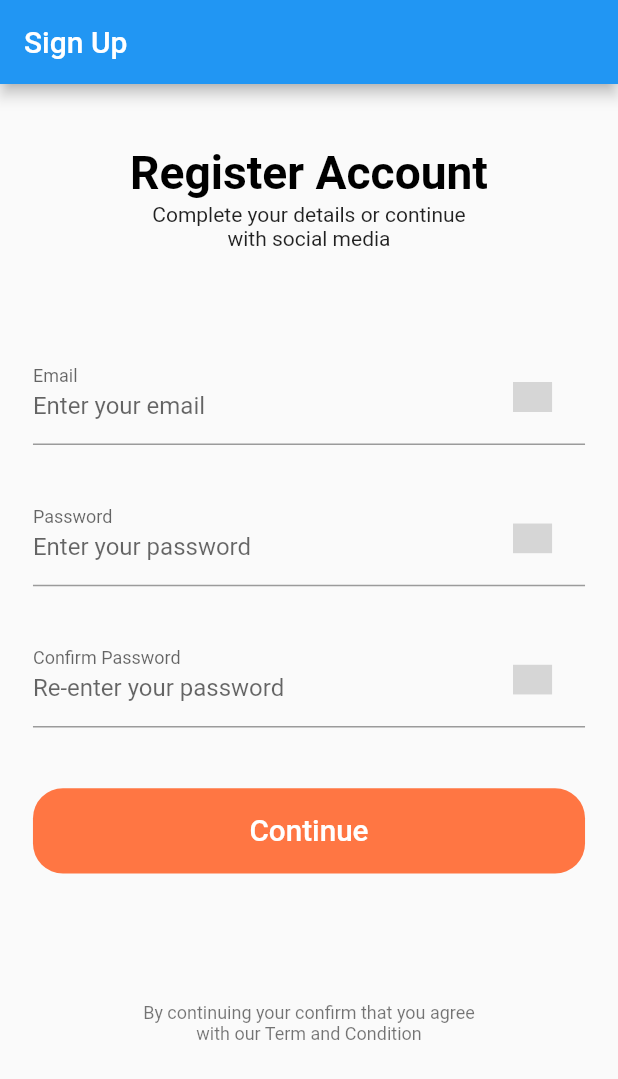
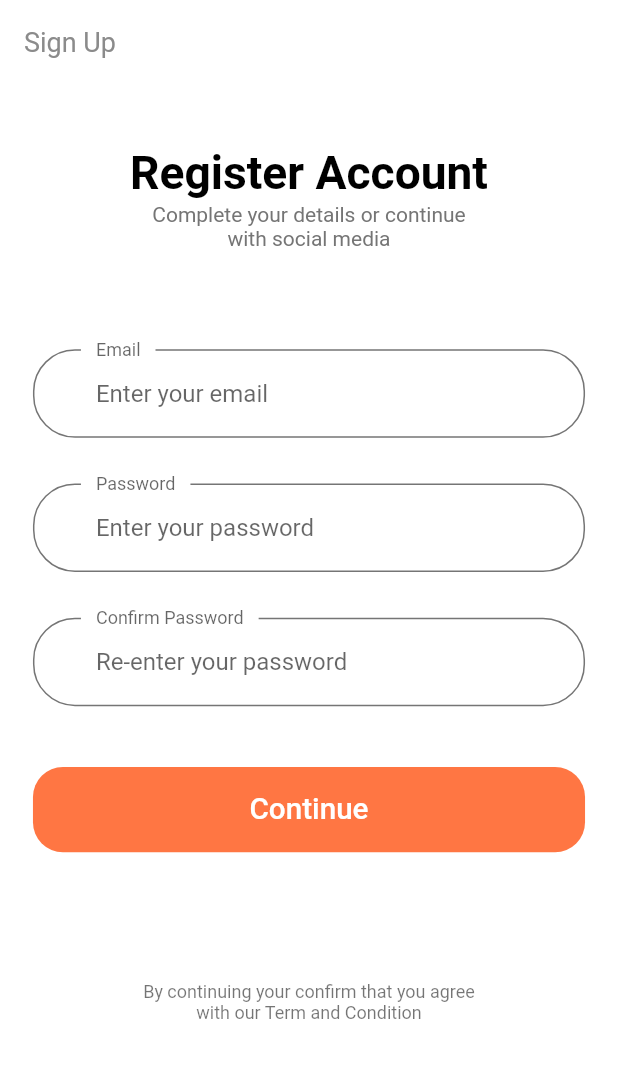
Before and after one commit to FierceTwisty/donoaid, a Flutter app: the screen it shows after launch, on a phone screen of 412 x 824 dp. Shown: the top 1079 px of the screen. Run offline on Flutter 3.47's test engine with Material 2 defaults, Android fonts, the light colour scheme and no system bars; our stand-ins replace firebase_auth, firebase_core, flutter_svg; accounts and stored records are empty; Roboto replaces fonts that are missing (Muli); grey boxes are pictures that could not be loaded.

Commit message:
Theme configed and error Icon

```diff
--- a/lib/main.dart
+++ b/lib/main.dart
@@ -1,4 +1,5 @@
 // import 'package:donoaid/home.dart';
+import 'package:donoaid/theme.dart';
 import 'package:firebase_auth/firebase_auth.dart';
 import 'package:flutter/material.dart';
 import 'package:provider/provider.dart';
@@ -52,7 +53,7 @@ class _MyAppState extends State<MyApp> {
 
     return MaterialApp(
       debugShowCheckedModeBanner: false,
-      theme: ThemeData(primaryColor: Colors.blue),
+      theme: theme(),
       initialRoute: SignUpScreen.routeName,
       routes: routes,
     );
--- a/lib/routes.dart
+++ b/lib/routes.dart
@@ -1,18 +1,19 @@
 // import 'dart:js';
 
+import 'package:donoaid/sign_up/complete_profile/complete_profile_screen.dart';
 import 'package:flutter/widgets.dart';
 import './sign_up/sign_up_screen.dart';
 
 // We use name route
 // All our routes will be available here
 final Map<String, WidgetBuilder> routes = {
-  SignUpScreen.routeName: (context) => SignUpScreen()
+  SignUpScreen.routeName: (context) => SignUpScreen(),
+  CompleteProfileScreen.routeName: (context) => CompleteProfileScreen(),
   // SplashScreen.routeName: (context) => SplashScreen(),
   // SignInScreen.routeName: (context) => SignInScreen(),
   // ForgotPasswordScreen.routeName: (context) => ForgotPasswordScreen(),
   // LoginSuccessScreen.routeName: (context) => LoginSuccessScreen(),
   // SignUpScreen.routeName: (context) => SignUpScreen(),
-  // CompleteProfileScreen.routeName: (context) => CompleteProfileScreen(),
   // OtpScreen.routeName: (context) => OtpScreen(),
   // HomeScreen.routeName: (context) => HomeScreen(),
   // DetailsScreen.routeName: (context) => DetailsScreen(),
--- a/lib/sign_up/components/sign_up_form.dart
+++ b/lib/sign_up/components/sign_up_form.dart
@@ -50,6 +50,7 @@ class _SignUpFormState extends State<SignUpForm> {
           DefaultButton(
             text: "Continue",
             press: () {
+
               if (_formKey.currentState!.validate()) {
                 _formKey.currentState!.save();
                 // if all are valid then go to success screen
@@ -90,7 +91,7 @@ class _SignUpFormState extends State<SignUpForm> {
         // If  you are using latest version of flutter then lable text and hint text shown like this
         // if you r using flutter less then 1.20.* then maybe this is not working properly
         floatingLabelBehavior: FloatingLabelBehavior.always,
-        suffixIcon: CustomSurffixIcon(svgIcon: "lib\assets\icons\Lock.svg"),
+        // suffixIcon: CustomSurffixIcon(svgIcon: "lib\assets\icons\Lock.svg"),
       ),
     );
   }
@@ -123,7 +124,7 @@ class _SignUpFormState extends State<SignUpForm> {
         // If  you are using latest version of flutter then lable text and hint text shown like this
         // if you r using flutter less then 1.20.* then maybe this is not working properly
         floatingLabelBehavior: FloatingLabelBehavior.always,
-        suffixIcon: CustomSurffixIcon(svgIcon: "lib\assets\icons\Lock.svg"),
+        // suffixIcon: CustomSurffixIcon(svgIcon: "lib\assets\icons\Lock.svg"),
       ),
     );
   }
@@ -156,7 +157,7 @@ class _SignUpFormState extends State<SignUpForm> {
         // If  you are using latest version of flutter then lable text and hint text shown like this
         // if you r using flutter less then 1.20.* then maybe this is not working properly
         floatingLabelBehavior: FloatingLabelBehavior.always,
-        suffixIcon: CustomSurffixIcon(svgIcon: "assets\icons\Mail.svg"),
+        // suffixIcon: CustomSurffixIcon(svgIcon: "assets\icons\Mail.svg"),
       ),
     );
   }
--- a/lib/sign_up/sign_up_screen.dart
+++ b/lib/sign_up/sign_up_screen.dart
@@ -1,6 +1,6 @@
 import 'package:donoaid/size_config.dart';
 import 'package:flutter/material.dart';
-
+import 'package:donoaid/theme.dart';
 import 'components/body.dart';
 
 class SignUpScreen extends StatelessWidget {
```
Also changed, not shown: lib/components/form_error.dart (+4 -5 lines), lib/sign_up/complete_profile/components/complete_profile_form.dart (+5 -5 lines).
